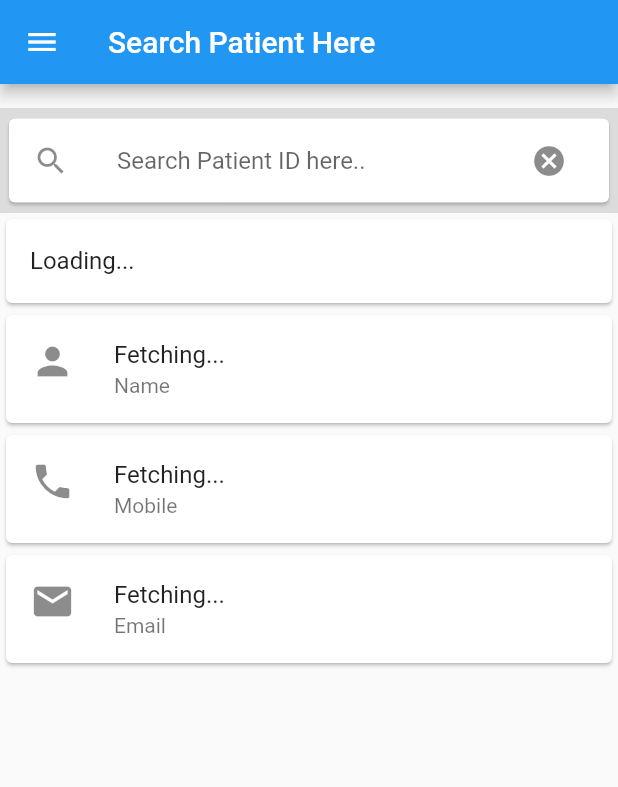
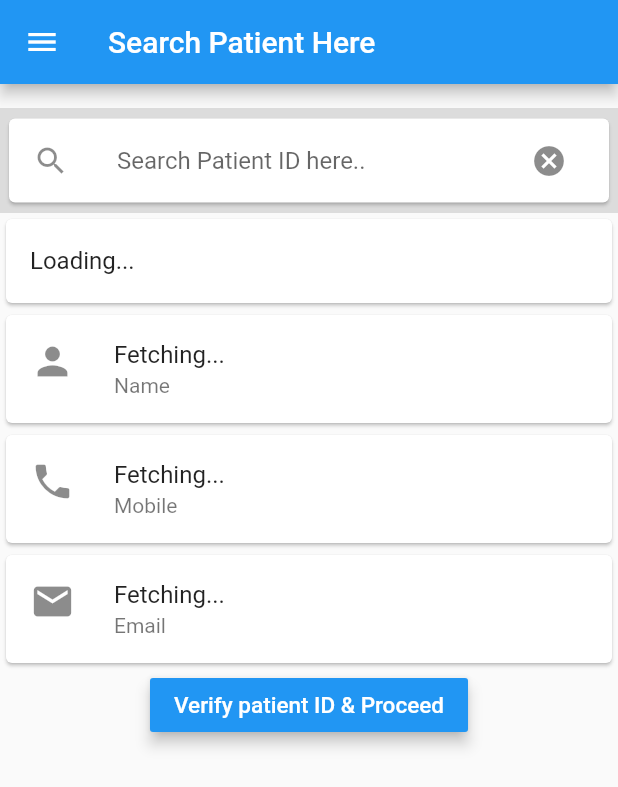
Before and after one commit to esw77277/flutter_hospital_feedback, a Flutter app: the SearchPatient screen opened directly, on a phone screen of 412 x 824 dp. Shown: the top 787 px of the screen. Run offline on Flutter 3.47's test engine with Material 2 defaults, Android fonts, the phone set to English and light mode, and no system bars; our stand-ins replace cloud_firestore, firebase_auth, firebase_database, flutter_rating_bar, flutter_signin_button, pie_chart; missing offline and left inert: grouped_buttons; accounts and stored records are empty; generated files the repository leaves out were written again.

Commit message:
Update search-in-patient.dart
navigation to feed back page

```diff
--- a/flutter_login_demo-master/lib/pages/search-in-patient.dart
+++ b/flutter_login_demo-master/lib/pages/search-in-patient.dart
@@ -1,5 +1,6 @@
 import 'package:flutter/material.dart';
 import 'login_signup_page.dart';
+import 'home_page.dart';
 import 'rating.dart';
 import 'userlist.dart';
 import 'package:cloud_firestore/cloud_firestore.dart';
@@ -19,8 +20,8 @@ class _SearchPatientState extends State<SearchPatient> {
   static List<String> pEmails = new List<String>();
 
   String pID, pNAME, pEMAIL, pMOBILE;
-
-  bool isSearchActive = false;
+  String btnTxt = 'Verify patient ID & Proceed';
+  bool isSearchActive = false, isUserVerified = false;
 
   @override
   void initState() {
@@ -28,7 +29,7 @@ class _SearchPatientState extends State<SearchPatient> {
   }
 
   void clearSearchResults(){
-    pID = pNAME = pEMAIL = pMOBILE = 'Fetching...'; editingController.text =''; isSearchActive = false;
+    pID = pNAME = pEMAIL = pMOBILE = 'Fetching...'; editingController.text =''; isSearchActive =isUserVerified = false;btnTxt = 'Verify patient ID & Proceed';
   }
 
   void filterSearchResults(String query) {
@@ -39,7 +40,8 @@ class _SearchPatientState extends State<SearchPatient> {
             pNAME = pNames[i];
             pEMAIL = pEmails[i];
             pMOBILE = pMobiles[i];
-            isSearchActive = true;
+            isSearchActive = isUserVerified = true;
+            btnTxt = 'Proceed to give Feedback';
           });
         }
       }
@@ -229,6 +231,24 @@ class _SearchPatientState extends State<SearchPatient> {
               ),
             ),
           ]),
+          RaisedButton(
+            child: Text(
+              btnTxt.toString(),
+
+              style: TextStyle(color: Colors.white, fontSize: 15),
+            ),
+            color: Theme.of(context).accentColor,
+            elevation: 4.0,
+            splashColor: Colors.blueGrey,
+            onPressed: () {
+              isUserVerified ?
+              Navigator.push(
+                context,
+                MaterialPageRoute(builder: (context) => HomePage()),
+              )
+                  :btnTxt = 'Verify patient ID & Proceed';
+            },
+          ),
           /*Expanded(
             child: ListView.builder(
               shrinkWrap: true,
@@ -247,18 +267,6 @@ class _SearchPatientState extends State<SearchPatient> {
               },
             ),
           ),*/
-          /*RaisedButton(
-            child: const Text(
-              'Submit',
-              style: TextStyle(color: Colors.white, fontSize: 15),
-            ),
-            color: Theme.of(context).accentColor,
-            elevation: 4.0,
-            splashColor: Colors.blueGrey,
-            onPressed: () {
-              // Perform some action
-            },
-          ),*/
         ]));
   }
 }
```
